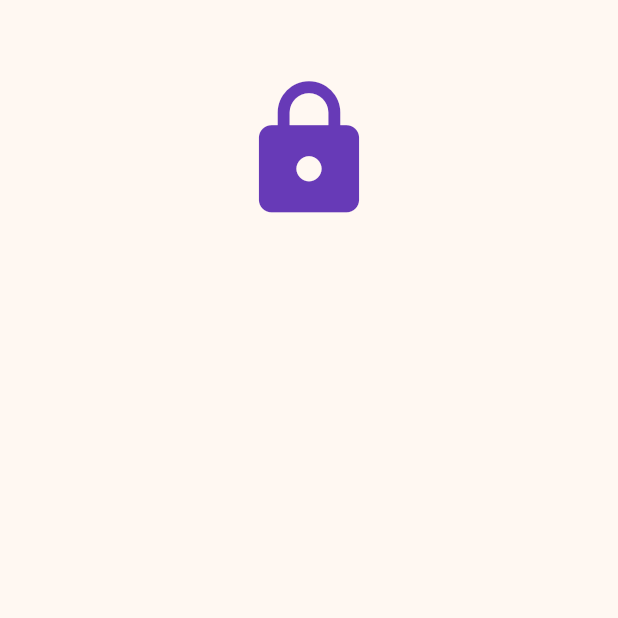
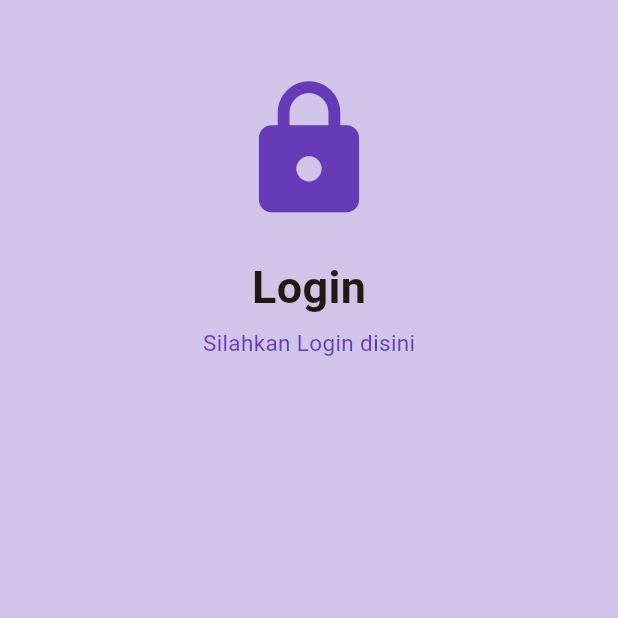
Before and after one commit to damarbagas-234/uts_aplikasimobile_1123150107, a Flutter app: the Login screen opened directly, on a phone screen of 412 x 824 dp, the top half of it. Run offline on Flutter 3.47's test engine with Material 3 defaults, Android fonts, the phone set to English and light mode, and no system bars.

Commit message:
nambahin teks

```diff
--- a/lib/login/login.dart
+++ b/lib/login/login.dart
@@ -6,6 +6,7 @@ class Login extends StatelessWidget {
   @override
   Widget build(BuildContext context) {
       return Scaffold(
+        backgroundColor: Colors.deepPurple.shade100,
               body: Center(
                 child: Column(
                   children: [
@@ -14,6 +15,20 @@ class Login extends StatelessWidget {
                       size: 100,
                       color: Colors.deepPurple,
                     ),
+                    SizedBox(height: 20,),
+                    Text("Login",
+                    style: TextStyle(
+                      fontSize: 30,
+                      fontWeight: FontWeight.bold,
+                      ),
+                    ),
+                    SizedBox(height: 5,),
+                    Text("Silahkan Login disini",
+                    style: TextStyle(
+                      fontSize: 15,
+                      color: Colors.deepPurple
+                      ),
+                    ),
                   ],
                 ),
               ),
```
